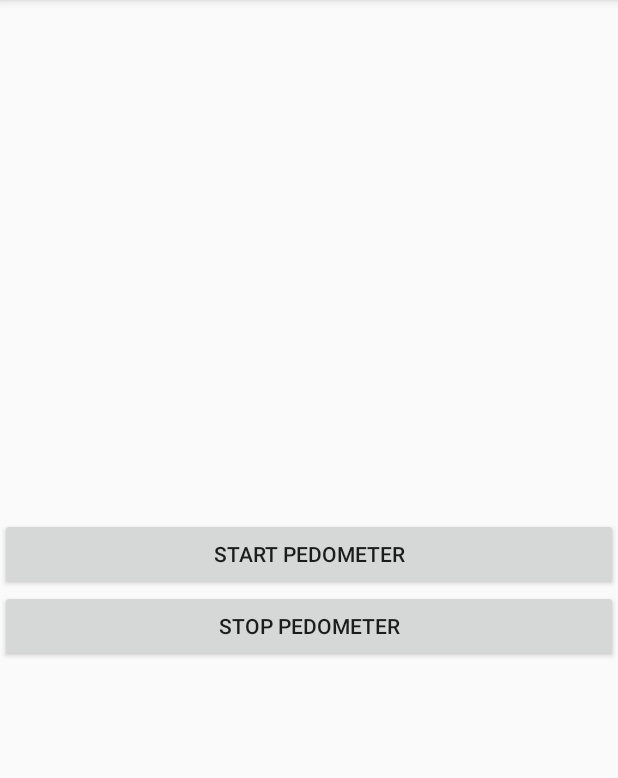
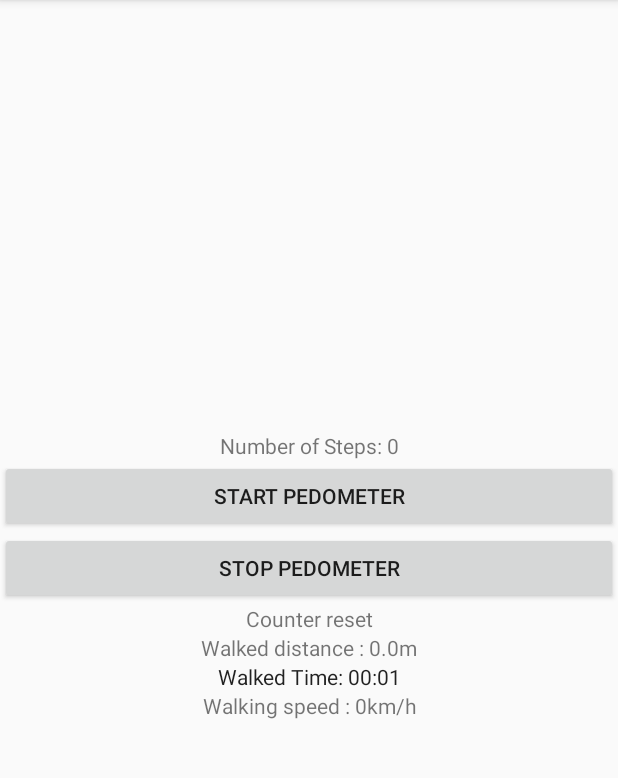
Before and after one commit to tranleminh/StepCounter, an Android app: the screen it shows after launch (MainActivity), after a tap on "START PEDOMETER", on a phone screen of 412 x 824 dp, the part 84-862 px from its top. Run offline under Robolectric (Android 15) with nearby library versions, the phone set to English and light mode, and no system bars.

Commit message:
Update Step Counter with Dist, Time, Speed

```diff
--- a/app/src/main/java/com/functionality/listener/StepListener.java
+++ b/app/src/main/java/com/functionality/listener/StepListener.java
@@ -2,6 +2,6 @@ package com.listener;
 
 public interface StepListener {
 
-    public void step(long timeNs);
+    void step(long timeNs);
 
 }
--- a/app/src/main/java/com/functionality/stepcounter/MainActivity.java
+++ b/app/src/main/java/com/functionality/stepcounter/MainActivity.java
@@ -5,12 +5,17 @@ import android.hardware.SensorEvent;
 import android.hardware.SensorEventListener;
 import android.hardware.SensorManager;
 import android.os.Bundle;
+import android.os.SystemClock;
 import android.view.View;
 import android.widget.Button;
+import android.widget.Chronometer;
 import android.widget.TextView;
+import android.widget.Toast;
 
 import androidx.appcompat.app.AppCompatActivity;
 import com.functionality.stepdetector.*;
+
+import org.w3c.dom.Text;
 
 
 public class MainActivity extends AppCompatActivity implements SensorEventListener, com.listener.StepListener {
@@ -19,10 +24,21 @@ public class MainActivity extends AppCompatActivity implements SensorEventListen
     private SensorManager sensorManager;
     private Sensor accel;
     private static final String TEXT_NUM_STEPS = "Number of Steps: ";
-    private int numSteps;
+    private int numSteps = 0;
+    private double dist = 0;
+    private long time = 0;
     private TextView TvSteps;
+    private TextView Status;
+    private TextView Distance;
+    //private TextView Timing;
     private Button BtnStart;
     private Button BtnStop;
+    private Chronometer Timing;
+    private long pauseOffset = 0;
+    private boolean running = false;
+    private TextView Speed;
+    private int speed = 0;
+
 
     @Override
     protected void onCreate(Bundle savedInstanceState) {
@@ -37,17 +53,46 @@ public class MainActivity extends AppCompatActivity implements SensorEventListen
         simpleStepDetector.registerListener(this);
 
         TvSteps = (TextView) findViewById(R.id.tv_steps);
+        Status = (TextView) findViewById(R.id.status);
+        Distance = (TextView) findViewById(R.id.distance);
         BtnStart = (Button) findViewById(R.id.btn_start);
         BtnStop = (Button) findViewById(R.id.btn_stop);
 
+        Timing = (Chronometer) findViewById(R.id.timer);
+        Timing.setFormat("Walked Time: %s");
+        Timing.setBase(SystemClock.elapsedRealtime());
 
+        Timing.setOnChronometerTickListener(new Chronometer.OnChronometerTickListener() {
+            @Override
+            public void onChronometerTick(Chronometer chronometer) {
+                time = SystemClock.elapsedRealtime() - Timing.getBase();
+                speed = (int)(dist/((double)time/1000)*3.6);
+                Speed.setText("Walking speed : " + speed + "km/h");
+            }
+        });
+
+        Speed = (TextView) findViewById(R.id.speed);
 
         BtnStart.setOnClickListener(new View.OnClickListener() {
 
             @Override
             public void onClick(View arg0) {
+                if (numSteps == 0 && SystemClock.elapsedRealtime() - Timing.getBase() == 0) {
+                    Status.setText("Counter started");
+                }
+                else {
+                    Status.setText("Counter reset");
+                    numSteps = 0;
+                    dist = 0;
+                    speed = 0;
+                    resetChrono();
+                }
+                //chrono.start();
+                startChrono();
+                TvSteps.setText(TEXT_NUM_STEPS + numSteps);
+                Distance.setText("Walked distance : " + dist + "m");
+                //Timing.setText(chrono.getFormat());
 
-                numSteps = 0;
                 sensorManager.registerListener(MainActivity.this, accel, SensorManager.SENSOR_DELAY_FASTEST);
 
             }
@@ -60,15 +105,59 @@ public class MainActivity extends AppCompatActivity implements SensorEventListen
             public void onClick(View arg0) {
 
                 sensorManager.unregisterListener(MainActivity.this);
+                stopChrono();
+                Status.setText("Counter stopped");
+
 
             }
         });
 
-
-
     }
 
+    public void startChrono() {
+        if (!running) {
+            Timing.setBase(SystemClock.elapsedRealtime() - pauseOffset);
+            Timing.start();
+            running = true;
+        }
+    }
 
+    public void stopChrono() {
+        if (running) {
+            Timing.stop();
+            pauseOffset = SystemClock.elapsedRealtime() - Timing.getBase();
+            running = false;
+        }
+    }
+
+    public void resetChrono() {
+        Timing.setBase(SystemClock.elapsedRealtime());
+        pauseOffset = 0;
+    }
+
+    /*private String timeConv (int time) {
+        String res = "";
+        int sec = 0;
+        int min = 0;
+        int hr = 0;
+        if (time < 60) {
+            res += time + "s";
+        }
+        else {
+            if (60 <= time && time < 3600) {
+                min = time/60;
+                sec = time%60;
+                res += min + "m" + sec + "s";
+            }
+            else {
+                hr = time/3600;
+                min = (time%3600)/60;
+                sec = (time%3600)%60;
+                res += hr + "h" + min + "m" + sec + "s";
+            }
+        }
+        return res;
+    }*/
 
     @Override
     public void onAccuracyChanged(Sensor sensor, int accuracy) {
@@ -83,9 +172,20 @@ public class MainActivity extends AppCompatActivity implements SensorEventListen
     }
 
     @Override
-    public void step(long timeNs) {
+    public void step(long timeNs){
+        long t = 0;
         numSteps++;
+        Status.setText("Counter started");
+        dist = numSteps * 0.75;
         TvSteps.setText(TEXT_NUM_STEPS + numSteps);
+        if (dist <= 1000) {
+            Distance.setText("Walked distance : " + dist + "m");
+        }
+        else {
+            Distance.setText("Walked distance : " + dist / 1000f + "km");
+        }
     }
 
+
+
 }
--- a/app/src/main/res/layout/activity_main.xml
+++ b/app/src/main/res/layout/activity_main.xml
@@ -20,6 +20,7 @@
         android:layout_width="match_parent"
         android:layout_height="wrap_content"
         android:text="Start Pedometer"
+        android:onClick="startChrono"
         />
 
     <Button
@@ -27,6 +28,31 @@
         android:layout_width="match_parent"
         android:layout_height="wrap_content"
         android:text="Stop Pedometer"
+        android:onClick="stopChrono"
         />
 
+    <TextView
+        android:id="@+id/status"
+        android:layout_width="match_parent"
+        android:layout_height="wrap_content"
+        android:gravity="center" />
+
+    <TextView
+        android:id="@+id/distance"
+        android:layout_width="match_parent"
+        android:layout_height="wrap_content"
+        android:gravity="center" />
+
+    <Chronometer
+        android:id="@+id/timer"
+        android:layout_width="match_parent"
+        android:layout_height="wrap_content"
+        android:gravity="center" />
+
+    <TextView
+        android:id="@+id/speed"
+        android:layout_width="match_parent"
+        android:layout_height="wrap_content"
+        android:gravity="center" />
+
 </LinearLayout>
```
